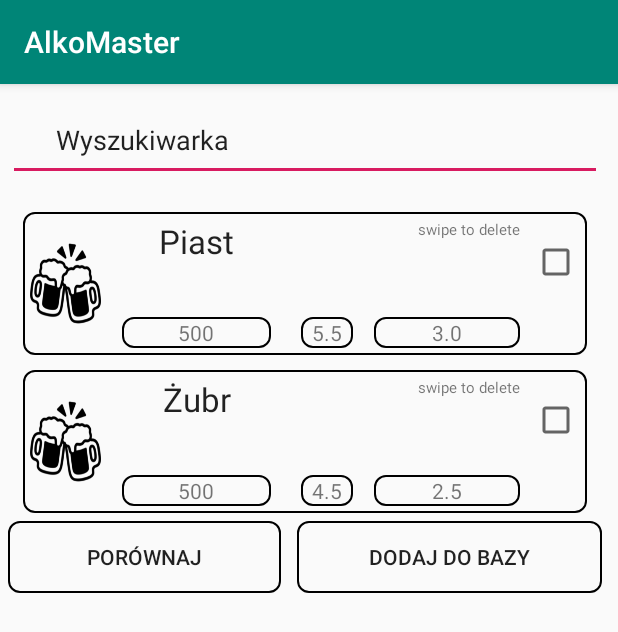
After one commit to dzazef/mobile-applications-project, an Android app: the ComparatorActivity screen opened directly, with no data from a screen before it, on a phone screen of 412 x 824 dp. The commit adds this screen. Shown: the top 632 px of the screen. Run offline under Robolectric (Android 15) with nearby library versions, the phone set to English and light mode, and no system bars; our stand-ins replace Room's generated code.

Commit message:
comparator layout

```diff
--- a/AlkoMaster/app/build.gradle
+++ b/AlkoMaster/app/build.gradle
@@ -40,4 +40,5 @@
     testImplementation 'junit:junit:4.12'
     androidTestImplementation 'com.android.support.test:runner:1.0.2'
     androidTestImplementation 'com.android.support.test.espresso:espresso-core:3.0.2'
+    implementation 'com.android.support:recyclerview-v7:28.0.0'
 }
--- a/AlkoMaster/app/src/main/AndroidManifest.xml
+++ b/AlkoMaster/app/src/main/AndroidManifest.xml
@@ -16,6 +16,9 @@
                 <category android:name="android.intent.category.LAUNCHER"/>
             </intent-filter>
         </activity>
+
+        <activity android:name=".ComparatorActivity"/>
+
     </application>
 
 </manifest>
--- /dev/null
+++ b/AlkoMaster/app/src/main/java/pl/am2019/alkomaster/activities/ComparatorActivity.kt
@@ -0,0 +1,62 @@
+package pl.am2019.alkomaster
+
+import android.content.Intent
+import android.os.AsyncTask
+import android.os.Bundle
+import android.support.v7.app.AppCompatActivity
+import android.support.v7.widget.LinearLayoutManager
+import android.support.v7.widget.RecyclerView
+import android.widget.LinearLayout
+import kotlinx.android.synthetic.main.comparator_activity.*
+import pl.am2019.alkomaster.db.AppDatabase
+import pl.am2019.alkomaster.db.OpenDatabase
+import pl.am2019.alkomaster.db.alcohol.Alcohol
+
+
+class ComparatorActivity : AppCompatActivity(), OpenDatabase.OpenDatabaseListener {
+
+    override fun onCreate(savedInstanceState: Bundle?) {
+        super.onCreate(savedInstanceState)
+        setContentView(R.layout.comparator_activity)
+
+
+        val open = OpenDatabase(this)
+        open.setOpenDatabaseListener(this)
+        open.load()
+
+        val recyclerView = findViewById<RecyclerView>(R.id.recyclerView)
+        recyclerView.layoutManager = LinearLayoutManager(this, LinearLayout.VERTICAL, false)
+
+        var alks = ArrayList<Alcohol>()
+        alks.add(Alcohol(1, "Piast", 500, 5.5, 3.00))
+        alks.add(Alcohol(2, "Żubr", 500, 4.5, 2.50))
+
+        val adapter = MyAdapter(this, alks)
+        recyclerView.adapter = adapter
+        but2.setOnClickListener {
+
+        }
+        but1.setOnClickListener {
+/*
+            val intent = Intent(this,ResultActivity::class.java)
+            // intent.putExtra("result", result)
+            startActivity(intent)*/
+
+
+        }
+    }
+
+
+    override fun onDatabaseReady(db: AppDatabase) {
+        AsyncTask.execute {
+            db.alcoholDAO().dropAll()
+            db.breathalyserHistoryDAO().dropAll()
+            db.comparatorAlcoholDAO().dropAll()
+            db.comparatorHistoryDAO().dropAll()
+            val a = Alcohol(name = "piwo", capacity = 500, price = 2.5, content = 5.5)
+            db.alcoholDAO().insertAll(a)
+
+
+        }
+    }
+}
--- a/AlkoMaster/app/src/main/java/pl/am2019/alkomaster/activities/MainActivity.kt
+++ b/AlkoMaster/app/src/main/java/pl/am2019/alkomaster/activities/MainActivity.kt
@@ -1,8 +1,10 @@
 package pl.am2019.alkomaster.activities
 
+import android.content.Intent
 import android.os.Bundle
 import android.support.v7.app.AppCompatActivity
 import android.view.View
+import pl.am2019.alkomaster.ComparatorActivity
 import pl.am2019.alkomaster.R
 import pl.am2019.alkomaster.db.AppDatabase
 import pl.am2019.alkomaster.db.OpenDatabase
@@ -54,4 +56,10 @@
             DatabaseNotFoundDialogFragment().show(supportFragmentManager, "dialog")
         }
     }
+
+    fun startComparatorActivity(view: View) {
+        val myIntent = Intent(this, ComparatorActivity::class.java)
+        startActivity(myIntent)
+
+    }
 }
--- /dev/null
+++ b/AlkoMaster/app/src/main/java/pl/am2019/alkomaster/activities/MyAdapter.kt
@@ -0,0 +1,48 @@
+package pl.am2019.alkomaster
+
+import android.content.Context
+import android.support.v7.widget.RecyclerView
+import android.view.LayoutInflater
+import android.view.View
+import android.view.ViewGroup
+import android.widget.TextView
+import pl.am2019.alkomaster.db.alcohol.Alcohol
+
+
+class MyAdapter(val context: Context, val alcohols: List<Alcohol>) : RecyclerView.Adapter<MyAdapter.MyViewHolder>() {
+
+
+    override fun onBindViewHolder(holder: MyViewHolder, position: Int) {
+
+        val alko = alcohols[position]
+        holder.name.text = alko.name
+        holder.price.text = alko.price.toString()
+        holder.content.text = alko.content.toString()
+        holder.capacity.text = alko.capacity.toString()
+
+        // wzor: content / 100 * capacity / price
+
+    }
+
+
+
+
+    override fun onCreateViewHolder(parent: ViewGroup, viewType: Int): MyViewHolder {
+        val view = LayoutInflater.from(context).inflate(R.layout.alkohol_item, parent, false)
+        return MyViewHolder(view)
+    }
+
+    override fun getItemCount(): Int {
+        return alcohols.size
+    }
+
+    class MyViewHolder(itemView: View) : RecyclerView.ViewHolder(itemView) {
+        var name = itemView.findViewById(R.id.name) as TextView
+        var capacity = itemView.findViewById(R.id.capacity) as TextView
+        var content = itemView.findViewById(R.id.content) as TextView
+        var price = itemView.findViewById(R.id.price) as TextView
+
+
+    }
+
+}
--- /dev/null
+++ b/AlkoMaster/app/src/main/res/drawable/listshape.xml
@@ -0,0 +1,19 @@
+<?xml version="1.0" encoding="utf-8"?>
+
+
+<shape xmlns:android="http://schemas.android.com/apk/res/android">
+    <solid  android:background="#000000"/>
+
+    <stroke android:width="1dp"
+            android:color="#000000" />
+
+    <padding android:left="1dp"
+             android:top="1dp"
+             android:right="1dp"
+             android:bottom="1dp" />
+
+    <corners android:bottomRightRadius="7dp"
+             android:bottomLeftRadius="7dp"
+             android:topLeftRadius="7dp"
+             android:topRightRadius="7dp" />
+</shape>
--- /dev/null
+++ b/AlkoMaster/app/src/main/res/layout/alkohol_item.xml
@@ -0,0 +1,58 @@
+<?xml version="1.0" encoding="utf-8"?>
+
+<GridLayout xmlns:android="http://schemas.android.com/apk/res/android"
+
+            android:layout_width="match_parent"
+            android:layout_height="wrap_content"
+            android:id="@+id/alcohol_item"
+            android:orientation="horizontal"
+            android:columnCount="6"
+            android:rowCount="2"
+            android:background="@drawable/listshape"
+            android:useDefaultMargins="true" android:layout_marginRight="10dp" android:layout_marginLeft="10dp"
+            android:layout_marginTop="10dp">
+
+    <TextView android:layout_height="57dp" android:layout_width="37dp" android:layout_columnWeight="15"
+              android:layout_column="1" android:layout_row="0" android:text="name" android:id="@+id/name"
+
+              android:textAppearance="@style/TextAppearance.AppCompat.Large" android:textAlignment="center"
+              android:layout_rowWeight="5"/>
+
+
+    <ImageView android:layout_width="47dp" android:layout_height="58dp" android:layout_columnWeight="1"
+               android:contentDescription="@null" android:id="@+id/imageView"
+               android:layout_column="0" android:layout_row="0" android:layout_rowSpan="2"
+               android:layout_gravity="center" android:background="@drawable/mugs" android:textAlignment="center"/>
+
+    <TextView android:layout_height="wrap_content" android:layout_width="10dp" android:layout_columnWeight="1"
+              android:layout_column="1" android:layout_row="1" android:text="ml" android:layout_marginStart="10dp"
+              android:layout_marginEnd="10dp" android:id="@+id/capacity"
+              android:background="@drawable/listshape" android:textAlignment="center"/>
+
+    <TextView android:layout_height="wrap_content" android:layout_width="30dp" android:layout_columnWeight="1"
+              android:layout_row="1" android:text="%" android:background="@drawable/listshape"
+              android:layout_marginStart="10dp"
+
+              android:layout_marginEnd="10dp" android:id="@+id/content" android:layout_column="3"
+              android:textAlignment="center" android:layout_gravity="fill"/>
+
+    <TextView
+            android:background="@drawable/listshape"
+            android:text="price"
+            android:layout_height="wrap_content" android:id="@+id/price" android:textAlignment="center"
+            android:layout_width="97dp"/>
+    <TextView
+            android:text="swipe to delete"
+            android:layout_width="wrap_content"
+            android:layout_height="wrap_content" android:layout_row="0" android:id="@+id/delete"
+            android:layout_column="4"
+            android:textSize="10sp" android:layout_gravity="right"/>
+    <CheckBox
+            android:layout_width="wrap_content"
+            android:layout_height="wrap_content" android:id="@+id/checkBox" android:layout_row="0"
+            android:layout_column="5" android:textColorHighlight="@android:color/background_dark"
+            android:textColorLink="@android:color/background_dark"
+            android:textCursorDrawable="@android:color/background_dark"
+            android:layout_gravity="center_horizontal|center_vertical"/>
+
+</GridLayout>
--- /dev/null
+++ b/AlkoMaster/app/src/main/res/layout/comparator_activity.xml
@@ -0,0 +1,50 @@
+<?xml version="1.0" encoding="utf-8"?>
+<LinearLayout xmlns:android="http://schemas.android.com/apk/res/android"
+              xmlns:app="http://schemas.android.com/apk/res-auto" android:layout_width="match_parent"
+              android:layout_height="match_parent" android:layout_marginLeft="5dp" android:layout_marginTop="5dp"
+              android:layout_marginEnd="5dp" android:layout_marginRight="5dp" android:layout_marginBottom="5dp"
+>
+    <LinearLayout
+            android:orientation="vertical"
+            android:layout_width="match_parent"
+            android:layout_height="match_parent">
+        <EditText
+
+                android:layout_width="match_parent"
+                android:layout_height="54dp"
+                android:inputType="textPersonName"
+                android:text="      Wyszukiwarka"
+                android:ems="10"
+                android:id="@+id/editText" android:layout_marginLeft="5dp" android:layout_marginRight="5dp"
+                android:layout_marginTop="5dp" android:layout_marginBottom="5dp"/>
+        <android.support.v7.widget.RecyclerView
+
+                android:layout_width="match_parent"
+                android:layout_height="wrap_content" android:id="@+id/recyclerView" android:layout_marginLeft="15dp"
+                android:layout_marginRight="15dp" android:layout_marginBottom="5dp" android:layout_marginTop="10dp"
+                android:layout_marginEnd="15dp" android:layout_margin="5dp" android:clipToPadding="false">
+        </android.support.v7.widget.RecyclerView>
+        <LinearLayout
+                android:orientation="horizontal"
+                android:layout_width="match_parent"
+                android:layout_height="match_parent">
+            <Button
+                    android:background="@drawable/listshape"
+                    android:text="Porównaj"
+                    android:layout_width="wrap_content"
+                    android:layout_height="wrap_content" android:id="@+id/but1" android:layout_weight="1"
+                    android:layout_marginRight="5dp" android:layout_marginBottom="5dp"
+                    android:layout_marginLeft="5dp"
+
+
+            />
+            <Button
+                    android:text="Dodaj do bazy"
+                    android:background="@drawable/listshape"
+                    android:layout_width="wrap_content"
+                    android:layout_height="wrap_content" android:id="@+id/but2" android:layout_weight="1"
+                    android:layout_marginLeft="5dp" android:layout_marginRight="5dp"
+                    android:layout_marginBottom="10dp"/>
+        </LinearLayout>
+    </LinearLayout>
+</LinearLayout>
```
Also changed, not shown: AlkoMaster/app/src/main/res/drawable/mugs.png (added).
